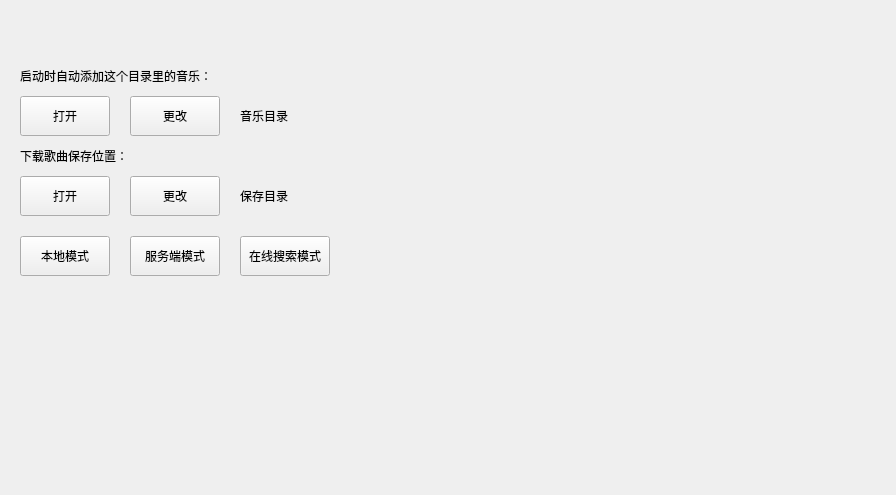
whdicu/OnePlayer, file OnePlayer/src/settingtabwidget.ui: the form before one commit.
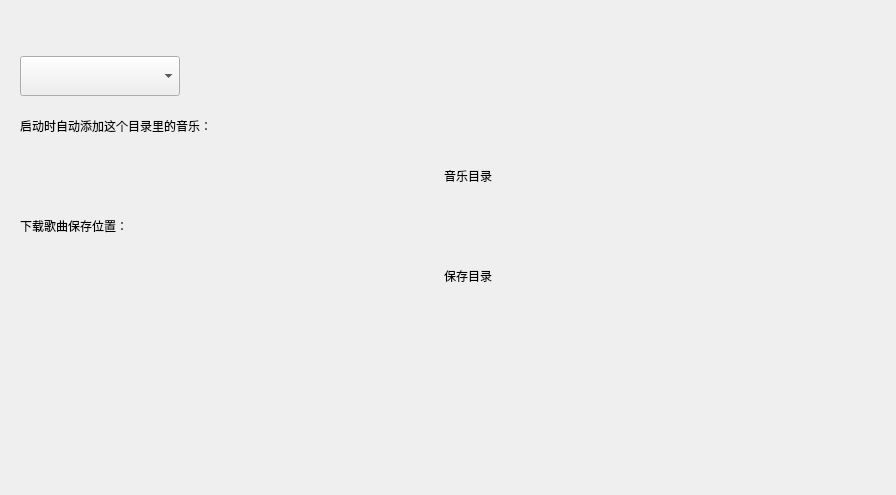
The form after the commit.

Commit message: 1.增加网易云界面 2.修改设置界面样式 3.增加网易云API的exe文件 4.增加打开文件夹和选择文件夹的图标

What changed in the file:
```diff
--- a/OnePlayer/src/settingtabwidget.ui
+++ b/OnePlayer/src/settingtabwidget.ui
@@ -125,151 +125,59 @@
         <number>0</number>
        </property>
        <item>
-        <widget class="QWidget" name="widget" native="true">
-         <widget class="QLabel" name="label_2">
-          <property name="geometry">
-           <rect>
-            <x>20</x>
-            <y>100</y>
-            <width>800</width>
-            <height>40</height>
-           </rect>
+        <widget class="QWidget" name="widget_1" native="true">
+         <layout class="QVBoxLayout" name="verticalLayout_3">
+          <property name="spacing">
+           <number>10</number>
           </property>
-          <property name="sizePolicy">
-           <sizepolicy hsizetype="Fixed" vsizetype="Fixed">
-            <horstretch>0</horstretch>
-            <verstretch>0</verstretch>
-           </sizepolicy>
+          <property name="leftMargin">
+           <number>20</number>
           </property>
-          <property name="font">
-           <font>
-            <family>Microsoft YaHei UI</family>
-           </font>
+          <property name="topMargin">
+           <number>20</number>
           </property>
-          <property name="text">
-           <string>下载歌曲保存位置：</string>
+          <property name="rightMargin">
+           <number>20</number>
           </property>
-         </widget>
-         <widget class="QPushButton" name="btn_change_dir_download">
-          <property name="geometry">
-           <rect>
-            <x>130</x>
-            <y>140</y>
-            <width>90</width>
-            <height>40</height>
-           </rect>
+          <property name="bottomMargin">
+           <number>20</number>
           </property>
-          <property name="font">
-           <font>
-            <family>Microsoft YaHei UI</family>
-           </font>
-          </property>
-          <property name="cursor">
-           <cursorShape>PointingHandCursor</cursorShape>
-          </property>
-          <property name="text">
-           <string>更改</string>
-          </property>
-         </widget>
-         <widget class="QPushButton" name="btn_online">
-          <property name="geometry">
-           <rect>
-            <x>240</x>
-            <y>200</y>
-            <width>90</width>
+          <item>
+           <widget class="QComboBox" name="cmb_mode">
+            <property name="minimumSize">
+             <size>
+              <width>160</width>
             <height>40</height>
-           </rect>
-          </property>
-          <property name="font">
-           <font>
-            <family>Microsoft YaHei UI</family>
-           </font>
-          </property>
-          <property name="cursor">
-           <cursorShape>PointingHandCursor</cursorShape>
-          </property>
-          <property name="text">
-           <string>在线搜索模式</string>
-          </property>
-         </widget>
-         <widget class="QPushButton" name="btn_open_dir_download">
-          <property name="geometry">
-           <rect>
-            <x>20</x>
-            <y>140</y>
-            <width>90</width>
+             </size>
+            </property>
+            <property name="maximumSize">
+             <size>
+              <width>160</width>
             <height>40</height>
-           </rect>
-          </property>
-          <property name="font">
-           <font>
-            <family>Microsoft YaHei UI</family>
-           </font>
-          </property>
-          <property name="cursor">
-           <cursorShape>PointingHandCursor</cursorShape>
-          </property>
-          <property name="text">
-           <string>打开</string>
-          </property>
-         </widget>
-         <widget class="QPushButton" name="btn_mysite">
-          <property name="geometry">
-           <rect>
-            <x>130</x>
-            <y>200</y>
-            <width>90</width>
-            <height>40</height>
-           </rect>
-          </property>
-          <property name="font">
-           <font>
-            <family>Microsoft YaHei UI</family>
-           </font>
-          </property>
-          <property name="cursor">
-           <cursorShape>PointingHandCursor</cursorShape>
-          </property>
-          <property name="text">
-           <string>服务端模式</string>
-          </property>
-         </widget>
-         <widget class="QPushButton" name="btn_local">
-          <property name="geometry">
-           <rect>
-            <x>20</x>
-            <y>200</y>
-            <width>90</width>
-            <height>40</height>
-           </rect>
-          </property>
-          <property name="font">
-           <font>
-            <family>Microsoft YaHei UI</family>
-           </font>
-          </property>
-          <property name="cursor">
-           <cursorShape>PointingHandCursor</cursorShape>
-          </property>
-          <property name="text">
-           <string>本地模式</string>
-          </property>
-         </widget>
+             </size>
+            </property>
+           </widget>
+          </item>
+          <item>
          <widget class="QLabel" name="label">
-          <property name="geometry">
-           <rect>
-            <x>20</x>
-            <y>20</y>
-            <width>800</width>
-            <height>40</height>
-           </rect>
-          </property>
           <property name="sizePolicy">
            <sizepolicy hsizetype="Fixed" vsizetype="Fixed">
             <horstretch>0</horstretch>
             <verstretch>0</verstretch>
            </sizepolicy>
           </property>
+            <property name="minimumSize">
+             <size>
+              <width>0</width>
+              <height>40</height>
+             </size>
+            </property>
+            <property name="maximumSize">
+             <size>
+              <width>16777215</width>
+              <height>40</height>
+             </size>
+            </property>
           <property name="font">
            <font>
             <family>Microsoft YaHei UI</family>
@@ -279,35 +187,25 @@
            <string>启动时自动添加这个目录里的音乐：</string>
           </property>
          </widget>
-         <widget class="QPushButton" name="btn_open_dir">
-          <property name="geometry">
-           <rect>
-            <x>20</x>
-            <y>60</y>
-            <width>90</width>
-            <height>40</height>
-           </rect>
-          </property>
-          <property name="font">
-           <font>
-            <family>Microsoft YaHei UI</family>
-           </font>
-          </property>
-          <property name="cursor">
-           <cursorShape>PointingHandCursor</cursorShape>
-          </property>
-          <property name="text">
-           <string>打开</string>
-          </property>
-         </widget>
+          </item>
+          <item>
+           <layout class="QHBoxLayout" name="horizontalLayout_3">
+            <property name="spacing">
+             <number>0</number>
+            </property>
+            <item>
          <widget class="QPushButton" name="btn_change_dir">
-          <property name="geometry">
-           <rect>
-            <x>130</x>
-            <y>60</y>
-            <width>90</width>
+              <property name="minimumSize">
+               <size>
+                <width>40</width>
             <height>40</height>
-           </rect>
+               </size>
+              </property>
+              <property name="maximumSize">
+               <size>
+                <width>40</width>
+                <height>40</height>
+               </size>
           </property>
           <property name="font">
            <font>
@@ -318,17 +216,35 @@
            <cursorShape>PointingHandCursor</cursorShape>
           </property>
           <property name="text">
-           <string>更改</string>
-          </property>
-         </widget>
-         <widget class="QLabel" name="label_dir">
-          <property name="geometry">
-           <rect>
-            <x>240</x>
-            <y>60</y>
-            <width>580</width>
+               <string/>
+              </property>
+              <property name="iconSize">
+               <size>
+                <width>30</width>
+                <height>30</height>
+               </size>
+              </property>
+              <property name="default">
+               <bool>false</bool>
+              </property>
+              <property name="flat">
+               <bool>true</bool>
+              </property>
+             </widget>
+            </item>
+            <item>
+             <widget class="QPushButton" name="btn_open_dir">
+              <property name="minimumSize">
+               <size>
+                <width>0</width>
             <height>40</height>
-           </rect>
+               </size>
+              </property>
+              <property name="maximumSize">
+               <size>
+                <width>16777215</width>
+                <height>40</height>
+               </size>
           </property>
           <property name="font">
            <font>
@@ -338,25 +254,151 @@
           <property name="text">
            <string>音乐目录</string>
           </property>
-         </widget>
-         <widget class="QLabel" name="label_dir_download">
-          <property name="geometry">
-           <rect>
-            <x>240</x>
-            <y>140</y>
-            <width>580</width>
+              <property name="iconSize">
+               <size>
+                <width>30</width>
+                <height>30</height>
+               </size>
+              </property>
+              <property name="default">
+               <bool>false</bool>
+              </property>
+              <property name="flat">
+               <bool>true</bool>
+              </property>
+             </widget>
+            </item>
+           </layout>
+          </item>
+          <item>
+           <widget class="QLabel" name="label_2">
+            <property name="sizePolicy">
+             <sizepolicy hsizetype="Fixed" vsizetype="Fixed">
+              <horstretch>0</horstretch>
+              <verstretch>0</verstretch>
+             </sizepolicy>
+            </property>
+            <property name="minimumSize">
+             <size>
+              <width>0</width>
             <height>40</height>
-           </rect>
-          </property>
+             </size>
+            </property>
+            <property name="maximumSize">
+             <size>
+              <width>16777215</width>
+              <height>40</height>
+             </size>
+            </property>
           <property name="font">
            <font>
             <family>Microsoft YaHei UI</family>
            </font>
+            </property>
+            <property name="text">
+             <string>下载歌曲保存位置：</string>
+            </property>
+           </widget>
+          </item>
+          <item>
+           <layout class="QHBoxLayout" name="horizontalLayout_2">
+            <property name="spacing">
+             <number>0</number>
+            </property>
+            <item>
+             <widget class="QPushButton" name="btn_change_dir_download">
+              <property name="minimumSize">
+               <size>
+                <width>40</width>
+                <height>40</height>
+               </size>
+              </property>
+              <property name="maximumSize">
+               <size>
+                <width>40</width>
+                <height>40</height>
+               </size>
+              </property>
+              <property name="font">
+               <font>
+                <family>Microsoft YaHei UI</family>
+               </font>
+              </property>
+              <property name="cursor">
+               <cursorShape>PointingHandCursor</cursorShape>
+              </property>
+              <property name="text">
+               <string/>
+              </property>
+              <property name="iconSize">
+               <size>
+                <width>30</width>
+                <height>30</height>
+               </size>
+              </property>
+              <property name="default">
+               <bool>false</bool>
+              </property>
+              <property name="flat">
+               <bool>true</bool>
+              </property>
+             </widget>
+            </item>
+            <item>
+             <widget class="QPushButton" name="btn_open_dir_download">
+              <property name="minimumSize">
+               <size>
+                <width>0</width>
+                <height>40</height>
+               </size>
+              </property>
+              <property name="maximumSize">
+               <size>
+                <width>16777215</width>
+                <height>40</height>
+               </size>
+              </property>
+              <property name="font">
+               <font>
+                <family>Microsoft YaHei UI</family>
+               </font>
+              </property>
+              <property name="cursor">
+               <cursorShape>PointingHandCursor</cursorShape>
           </property>
           <property name="text">
            <string>保存目录</string>
           </property>
-         </widget>
+              <property name="iconSize">
+               <size>
+                <width>30</width>
+                <height>30</height>
+               </size>
+              </property>
+              <property name="default">
+               <bool>false</bool>
+              </property>
+              <property name="flat">
+               <bool>true</bool>
+              </property>
+             </widget>
+            </item>
+           </layout>
+          </item>
+          <item>
+           <spacer name="verticalSpacer">
+            <property name="orientation">
+             <enum>Qt::Vertical</enum>
+            </property>
+            <property name="sizeHint" stdset="0">
+             <size>
+              <width>20</width>
+              <height>162</height>
+             </size>
+            </property>
+           </spacer>
+          </item>
+         </layout>
         </widget>
        </item>
       </layout>
```
Left out of the diff: 37 changed lines with no effect on the pictures. Lines whose indentation alone changed are shown as unchanged. The commit also changes 15 other files.
